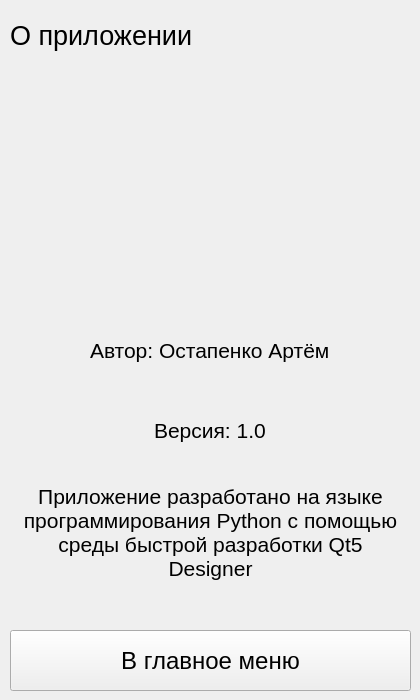
Above: UIs/AboutProgramForm.ui from Krahjotdaan/LearningPoem before the change. Below: the same form after it.
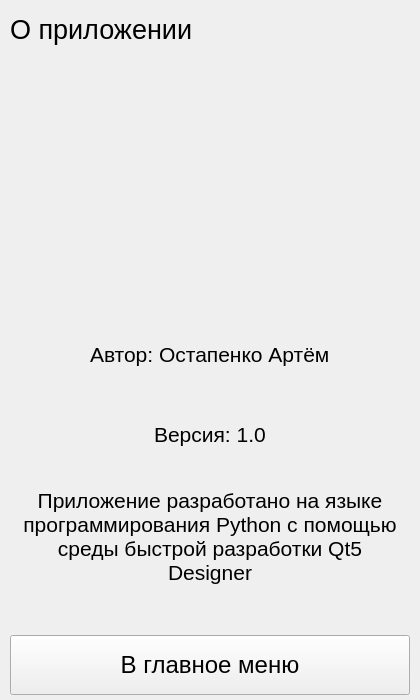
That is the form after the change. Icons and pictures are not drawn.

Commit message: Style: added grid to forms

The edit to the form file:
```diff
--- a/UIs/AboutProgramForm.ui
+++ b/UIs/AboutProgramForm.ui
@@ -14,15 +14,42 @@
    <string>MainWindow</string>
   </property>
   <widget class="QWidget" name="centralwidget">
-   <widget class="QWidget" name="horizontalLayoutWidget">
-    <property name="geometry">
-     <rect>
-      <x>0</x>
-      <y>70</y>
-      <width>421</width>
-      <height>231</height>
-     </rect>
+   <layout class="QGridLayout" name="gridLayout" rowstretch="5,23,6,6,13,6">
+    <property name="leftMargin">
+     <number>10</number>
     </property>
+    <property name="topMargin">
+     <number>5</number>
+    </property>
+    <property name="rightMargin">
+     <number>10</number>
+    </property>
+    <property name="bottomMargin">
+     <number>5</number>
+    </property>
+    <property name="horizontalSpacing">
+     <number>10</number>
+    </property>
+    <property name="verticalSpacing">
+     <number>20</number>
+    </property>
+    <item row="0" column="0">
+     <layout class="QHBoxLayout" name="horizontalLayout_6">
+      <item>
+       <widget class="QLabel" name="label_3">
+        <property name="font">
+         <font>
+          <pointsize>20</pointsize>
+         </font>
+        </property>
+        <property name="text">
+         <string>&lt;html&gt;&lt;head/&gt;&lt;body&gt;&lt;p&gt;&lt;span style=&quot; font-size:20pt;&quot;&gt;О приложении&lt;/span&gt;&lt;/p&gt;&lt;/body&gt;&lt;/html&gt;</string>
+        </property>
+       </widget>
+      </item>
+     </layout>
+    </item>
+    <item row="1" column="0">
     <layout class="QHBoxLayout" name="horizontalLayout">
      <item>
       <widget class="QLabel" name="imageLabel">
@@ -41,16 +68,8 @@
       </widget>
      </item>
     </layout>
-   </widget>
-   <widget class="QWidget" name="horizontalLayoutWidget_2">
-    <property name="geometry">
-     <rect>
-      <x>10</x>
-      <y>320</y>
-      <width>401</width>
-      <height>61</height>
-     </rect>
-    </property>
+    </item>
+    <item row="2" column="0">
     <layout class="QHBoxLayout" name="horizontalLayout_2">
      <item>
       <widget class="QLabel" name="label">
@@ -71,16 +90,8 @@
       </widget>
      </item>
     </layout>
-   </widget>
-   <widget class="QWidget" name="horizontalLayoutWidget_3">
-    <property name="geometry">
-     <rect>
-      <x>10</x>
-      <y>400</y>
-      <width>401</width>
-      <height>61</height>
-     </rect>
-    </property>
+    </item>
+    <item row="3" column="0">
     <layout class="QHBoxLayout" name="horizontalLayout_3">
      <item>
       <widget class="QLabel" name="label_2">
@@ -101,16 +112,8 @@
       </widget>
      </item>
     </layout>
-   </widget>
-   <widget class="QWidget" name="horizontalLayoutWidget_4">
-    <property name="geometry">
-     <rect>
-      <x>10</x>
-      <y>480</y>
-      <width>401</width>
-      <height>131</height>
-     </rect>
-    </property>
+    </item>
+    <item row="4" column="0">
     <layout class="QHBoxLayout" name="horizontalLayout_4">
      <item>
       <widget class="QTextBrowser" name="textBrowser">
@@ -175,6 +178,12 @@
        <property name="frameShadow">
         <enum>QFrame::Plain</enum>
        </property>
+        <property name="verticalScrollBarPolicy">
+         <enum>Qt::ScrollBarAlwaysOff</enum>
+        </property>
+        <property name="horizontalScrollBarPolicy">
+         <enum>Qt::ScrollBarAlwaysOff</enum>
+        </property>
        <property name="sizeAdjustPolicy">
         <enum>QAbstractScrollArea::AdjustIgnored</enum>
        </property>
@@ -192,16 +201,8 @@
       </widget>
      </item>
     </layout>
-   </widget>
-   <widget class="QWidget" name="horizontalLayoutWidget_5">
-    <property name="geometry">
-     <rect>
-      <x>10</x>
-      <y>630</y>
-      <width>401</width>
-      <height>61</height>
-     </rect>
-    </property>
+    </item>
+    <item row="5" column="0">
     <layout class="QHBoxLayout" name="horizontalLayout_5">
      <item>
       <widget class="QPushButton" name="backButton">
@@ -222,31 +223,8 @@
       </widget>
      </item>
     </layout>
-   </widget>
-   <widget class="QWidget" name="horizontalLayoutWidget_6">
-    <property name="geometry">
-     <rect>
-      <x>10</x>
-      <y>10</y>
-      <width>401</width>
-      <height>51</height>
-     </rect>
-    </property>
-    <layout class="QHBoxLayout" name="horizontalLayout_6">
-     <item>
-      <widget class="QLabel" name="label_3">
-       <property name="font">
-        <font>
-         <pointsize>20</pointsize>
-        </font>
-       </property>
-       <property name="text">
-        <string>&lt;html&gt;&lt;head/&gt;&lt;body&gt;&lt;p&gt;&lt;span style=&quot; font-size:20pt;&quot;&gt;О приложении&lt;/span&gt;&lt;/p&gt;&lt;/body&gt;&lt;/html&gt;</string>
-       </property>
-      </widget>
-     </item>
-    </layout>
-   </widget>
+    </item>
+   </layout>
   </widget>
  </widget>
  <resources/>
```
Lines whose indentation alone changed are shown as unchanged. The commit also changes 7 other files.
